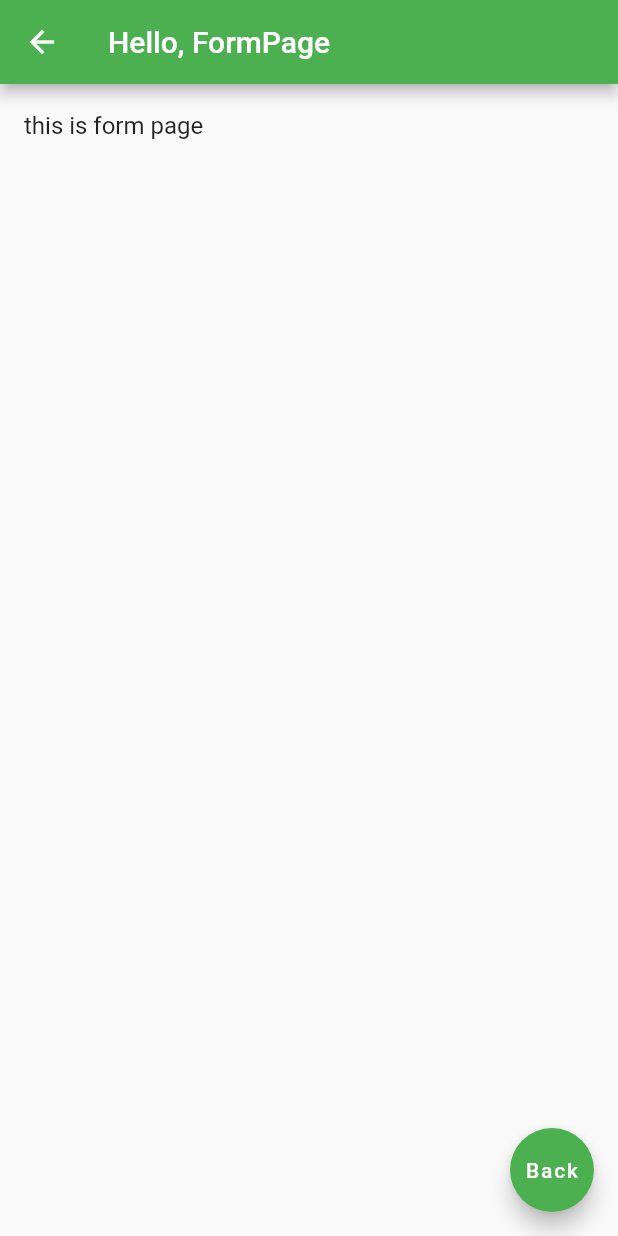
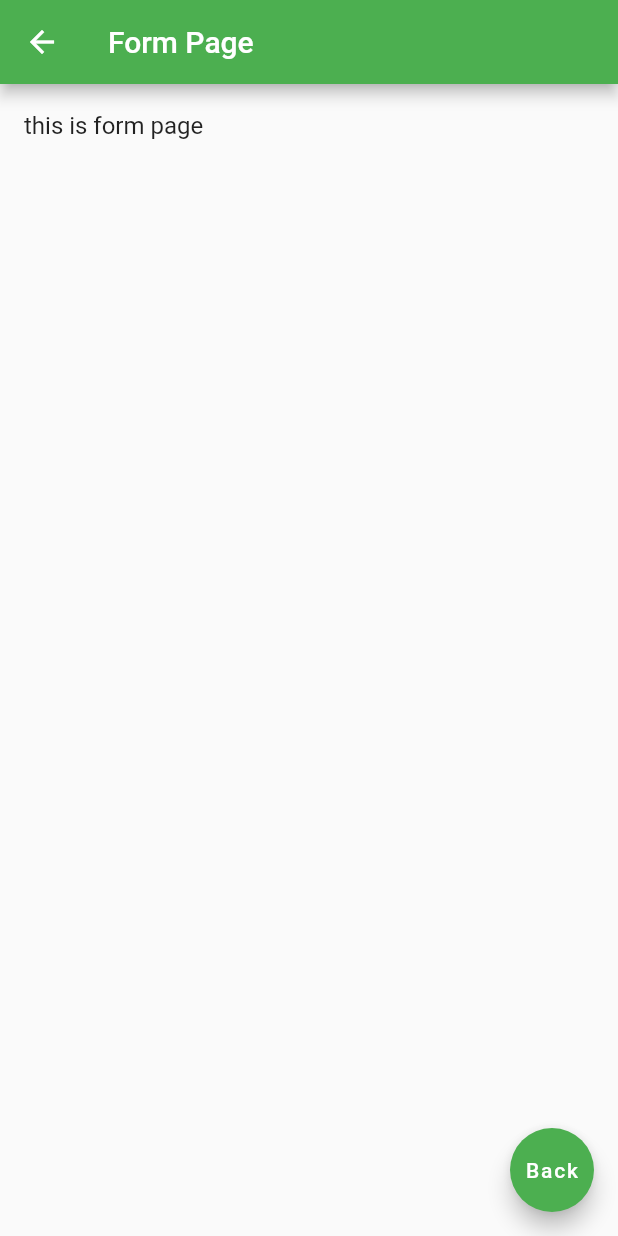
Before and after one commit to SUNZHIYUAN0102/Learning-Flutter, a Flutter app: the screen it shows after launch, item 2 of the bottom bar chosen, after a tap on "To form page with parameters", on a phone screen of 412 x 824 dp. Run offline on Flutter 3.47's test engine with Material 2 defaults, Android fonts, the phone set to English and light mode, and no system bars.

Commit message:
完成命名路由及传值

```diff
--- a/lib/main.dart
+++ b/lib/main.dart
@@ -1,7 +1,7 @@
 // ignore_for_file: prefer_const_constructors
 
 import 'package:flutter/material.dart';
-import 'pages/tabs/tabs.dart';
+import 'routes/routes.dart';
 
 void main() {
   runApp(MyApp());
@@ -12,7 +12,8 @@ class MyApp extends StatelessWidget {
   @override
   Widget build(BuildContext context) {
     return MaterialApp(
-      home: Tabs(),
+      initialRoute: "/",
+      onGenerateRoute: onGenerateRoute,
       theme: ThemeData(primarySwatch: Colors.green),
     );
   }
--- a/lib/pages/tabs/category.dart
+++ b/lib/pages/tabs/category.dart
@@ -1,5 +1,4 @@
 import 'package:flutter/material.dart';
-import '../form.dart';
 
 class CategoryPage extends StatefulWidget {
   const CategoryPage({super.key});
@@ -16,10 +15,7 @@ class _CategoryPageState extends State<CategoryPage> {
       children: [
         ElevatedButton(
           onPressed: () {
-            Navigator.of(context).push(MaterialPageRoute(
-                builder: (context) => FormPage(
-                      title: 'Hello, FormPage',
-                    )));
+            Navigator.pushNamed(context, "/form");
           },
           child: Text("To form page with parameters"),
         ),
--- a/lib/pages/tabs/home.dart
+++ b/lib/pages/tabs/home.dart
@@ -1,5 +1,4 @@
 import 'package:flutter/material.dart';
-import '../search.dart';
 
 class HomePage extends StatefulWidget {
   const HomePage({super.key});
@@ -14,7 +13,10 @@ class _HomePageState extends State<HomePage> {
     return Column(
       children: [
         ElevatedButton(
-          onPressed: () {},
+          onPressed: () {
+            Navigator.pushNamed(context, "/search", arguments: {"id": 666});
+            // Navigator.of(context).pushNamed("/search", arguments: {"id": 789});
+          },
           child: Text("To search page"),
         ),
         SizedBox(
@@ -22,10 +24,9 @@ class _HomePageState extends State<HomePage> {
         ),
         ElevatedButton(
           onPressed: () {
-            Navigator.of(context)
-                .push(MaterialPageRoute(builder: (context) => SearchPage()));
+            Navigator.pushNamed(context, "/product");
           },
-          child: Text("To search page"),
+          child: Text("To product page"),
         ),
       ],
     );
--- /dev/null
+++ b/lib/routes/routes.dart
@@ -0,0 +1,35 @@
+import 'package:flutter/material.dart';
+import '../pages/form.dart';
+import '../pages/search.dart';
+import '../pages/tabs/tabs.dart';
+import '../pages/product.dart';
+import '../pages/productInfo.dart';
+
+final routes = {
+  "/": (context) => Tabs(),
+  "/form": (context) => FormPage(),
+  "/search": (context, {arguments}) => SearchPage(
+        arguments: arguments,
+      ),
+  "/product": (context) => ProductPage(),
+  "/productInfo": (context, {arguments}) => ProductInfo(
+        arguments: arguments,
+      ),
+};
+
+var onGenerateRoute = (RouteSettings settings) {
+  final String? name = settings.name;
+  final Function? pageContentBuilder = routes[name];
+  if (pageContentBuilder != null) {
+    if (settings.arguments != null) {
+      final Route route = MaterialPageRoute(
+          builder: (context) =>
+              pageContentBuilder(context, arguments: settings.arguments));
+      return route;
+    } else {
+      final Route route =
+          MaterialPageRoute(builder: (context) => pageContentBuilder(context));
+      return route;
+    }
+  }
+};
```
Also changed, not shown: lib/pages/product.dart (added, +24 -0 lines), lib/pages/productInfo.dart (added, +22 -0 lines), lib/pages/search.dart (+8 -3 lines).
